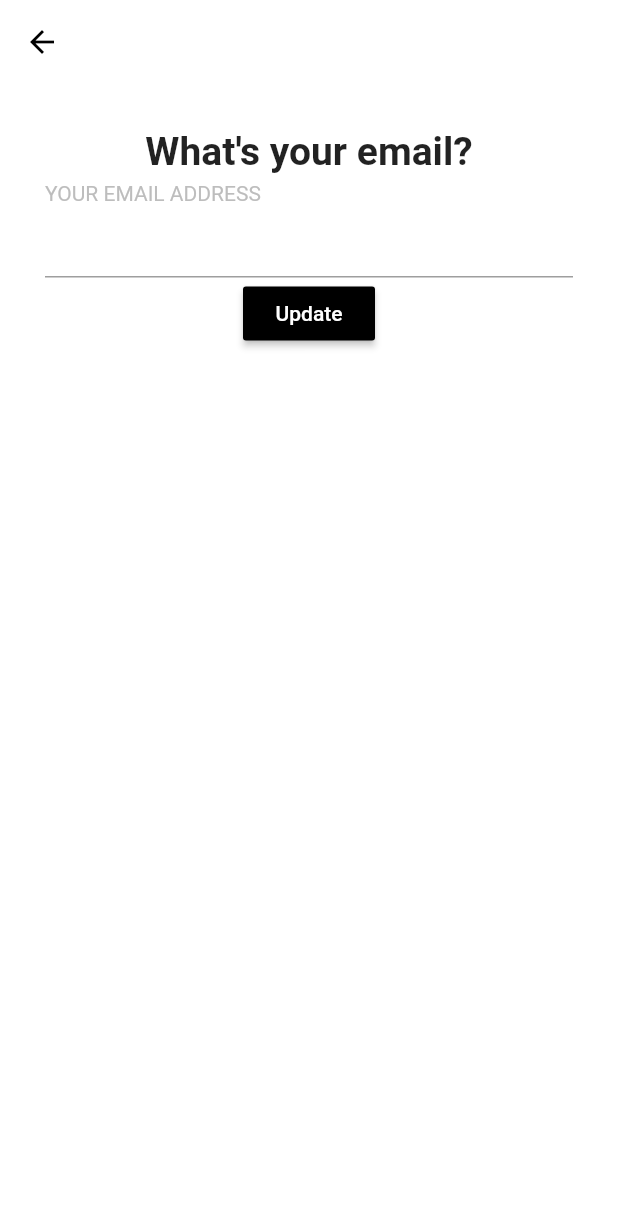
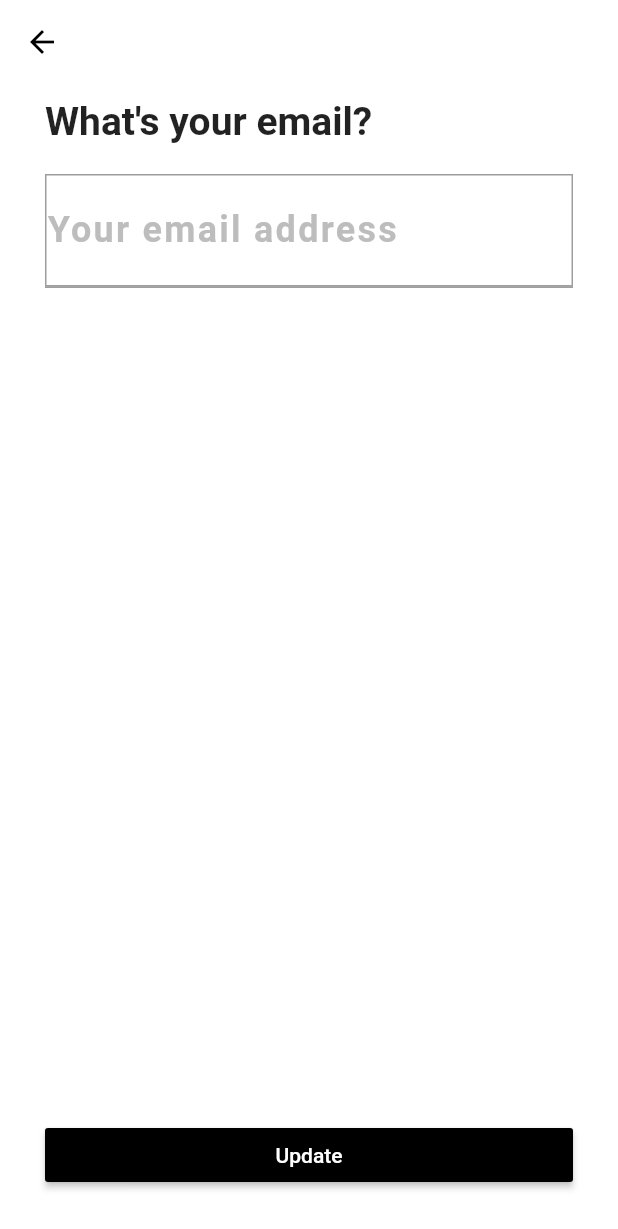
Before and after one commit to tylerwools79/agMobileApp, a Flutter app: the screen it shows after launch, after a tap on "NAME", after a tap on "PHONE NUMBER", after a tap on "EMAIL", on a phone screen of 412 x 824 dp. Shown: the top 1229 px of the screen. Run offline on Flutter 3.47's test engine with Material 2 defaults, Android fonts, the phone set to English and light mode, and no system bars.

Commit message:
Fixed the textfields and removed redundant widgets. Going to make it so that it doesn't clear the fields every time next and then move on to deployment

```diff
--- a/lib/main.dart
+++ b/lib/main.dart
@@ -8,10 +8,10 @@ import 'package:ag_coding_project/pages/edit_picture.dart';
 
 
 void main() =>  runApp(MaterialApp(
-  initialRoute: '/home',
+  //initialRoute: '/home',
   routes: {
     '/': (context)=> Home(),
-    '/home':(context)=> Home(),
+    //'/home':(context)=> Home(),
     '/name': (context)=> EditName(),
     '/phone': (context)=> EditPhone(),
     '/email': (context)=> EditEmail(),
@@ -102,7 +102,6 @@ class _HomeState extends State<Home> {
                       Navigator.pushNamed(context,'/picture');
                       setState((){ //this does not work yet!
                         profilePicPath='assets/default.jpg';
-                        print('Change profile pic');
                       });
                     },
                     child: new Stack(
@@ -148,7 +147,7 @@ class _HomeState extends State<Home> {
                               letterSpacing: 0.5,
                             ),
                             ),
-                            //SizedBox(height:5.0),
+                            SizedBox(height:5.0),
                             Text('$fullName',
                             style: TextStyle(
                               color: Colors.black,
@@ -157,7 +156,7 @@ class _HomeState extends State<Home> {
                               letterSpacing: 0.5,
                             )
                             ),
-                            Divider(height: 10),
+                            Divider(height: 5),
                           ],
                         ),
                       Icon(
@@ -186,7 +185,7 @@ class _HomeState extends State<Home> {
                                   letterSpacing: 0.5,
                                 ),
                               ),
-                              //SizedBox(height:5.0),
+                              SizedBox(height:5.0),
                               Text('$phoneNumber',
                                   style: TextStyle(
                                     color: Colors.black,
@@ -195,7 +194,7 @@ class _HomeState extends State<Home> {
                                     letterSpacing: 0.5,
                                   )
                               ),
-                              Divider(height: 10),
+                              Divider(height: 5),
                             ],
                           ),
 
@@ -225,7 +224,7 @@ class _HomeState extends State<Home> {
                                   letterSpacing: 0.5,
                                 ),
                               ),
-                              //SizedBox(height:5.0),
+                              SizedBox(height:5.0),
                               Text('$eMail',
                                   style: TextStyle(
                                     color: Colors.black,
@@ -234,7 +233,7 @@ class _HomeState extends State<Home> {
                                     letterSpacing: 0.5,
                                   )
                               ),
-                              Divider(height: 10),
+                              Divider(height: 5),
                             ],
                           ),
 
@@ -265,7 +264,7 @@ class _HomeState extends State<Home> {
                                 letterSpacing: 0.5,
                               ),
                             ),
-                           // SizedBox(height:5.0),
+                            SizedBox(height:5.0),
                             Text('$aboutMe',
                                   maxLines: 5,
                                   overflow: TextOverflow.ellipsis,
@@ -278,7 +277,7 @@ class _HomeState extends State<Home> {
                                   )
                               ),
 
-                            Divider(height: 10),
+                            Divider(height: 5),
                           ],
                         ),
                       ),
--- a/lib/pages/edit_about.dart
+++ b/lib/pages/edit_about.dart
@@ -24,9 +24,10 @@ class _EditAboutState extends State<EditAbout> {
           elevation: 0,
         ),
         body: Padding(
-          padding: EdgeInsets.all(30),
+          padding: EdgeInsets.fromLTRB(30,10,30,30),
           child: Column(
             mainAxisAlignment: MainAxisAlignment.start,
+            crossAxisAlignment: CrossAxisAlignment.stretch,
             children: <Widget>[
               Text('What type of passenger are you?',
                 style: TextStyle(
@@ -35,7 +36,9 @@ class _EditAboutState extends State<EditAbout> {
                 ),
               ),
               SizedBox(height: 5,),
-              TextField(
+              Container(
+                decoration: BoxDecoration(border: Border.all(color: Colors.grey)),
+                child: TextField(
                     maxLines: 5,
                     controller: myController,
                     decoration: InputDecoration(
@@ -43,9 +46,12 @@ class _EditAboutState extends State<EditAbout> {
                     ),
                     style: TextStyle(
                       letterSpacing: 1.5,
+                      fontSize: 16,
                       fontWeight: FontWeight.bold,
                     ),
                 ),
+              ),
+              Expanded(child: SizedBox(height: 5,)),
               RaisedButton(
                 onPressed: (){_sendDataBack(context);},
                 color: Colors.black,
--- a/lib/pages/edit_email.dart
+++ b/lib/pages/edit_email.dart
@@ -24,8 +24,9 @@ class _EditEmailState extends State<EditEmail> {
           elevation: 0,
         ),
         body: Padding(
-          padding: EdgeInsets.all(30),
+          padding: EdgeInsets.fromLTRB(30,10,30,30),
           child: Column(
+            crossAxisAlignment: CrossAxisAlignment.stretch,
             mainAxisAlignment: MainAxisAlignment.start,
             children: <Widget>[
               Text('What\'s your email?',
@@ -34,24 +35,24 @@ class _EditEmailState extends State<EditEmail> {
                   fontSize: 26,
                 ),
               ),
-              SizedBox(height: 5,),
-              Column(
-                crossAxisAlignment: CrossAxisAlignment.start,
-                children: <Widget>[
-                  Text('YOUR EMAIL ADDRESS',
-                    style: TextStyle(
-                      color: Colors.grey[400],
-                    ),
+              SizedBox(height: 20,),
+              Container(
+                decoration: BoxDecoration(border: Border.all(color: Colors.grey)),
+                child: TextField(
+                  decoration: InputDecoration(
+                    labelText: 'Your email address',
+                    labelStyle: TextStyle(color: Colors.grey[400]),
                   ),
-                  TextField(
-
-                    controller: myController,
-                    style: TextStyle(
-                      letterSpacing: 1.5,
-                      fontWeight: FontWeight.bold,
-                    ),
+                  controller: myController,
+                  style: TextStyle(
+                    letterSpacing: 1.5,
+                    fontSize: 24,
+                    fontWeight: FontWeight.bold,
                   ),
-                ],
+                ),
+              ),
+              Expanded(
+                child: SizedBox(height:5),
               ),
               RaisedButton(
                 onPressed: (){_sendDataBack(context);},
--- a/lib/pages/edit_name.dart
+++ b/lib/pages/edit_name.dart
@@ -29,35 +29,36 @@ class _EditNameState extends State<EditName> {
         elevation: 0,
       ),
       body: Padding(
-        padding: EdgeInsets.all(30),
-
+        padding: EdgeInsets.fromLTRB(30,10,30,30),
           child: Column(
             mainAxisAlignment: MainAxisAlignment.start,
+            crossAxisAlignment: CrossAxisAlignment.stretch,
             children: <Widget>[
-              Text('What\'s your name?',
+              Padding(
+                padding: const EdgeInsets.fromLTRB(0,0,0,15),
+                child: Text('What\'s your name?',
                     style: TextStyle(
                       fontWeight: FontWeight.bold,
                       fontSize: 26,
                     ),
                   ),
-              SizedBox(height: 5,),
-              Expanded(
-                child: Row(
+              ),
+              SizedBox(height: 20,),
+              Row(
                   mainAxisAlignment: MainAxisAlignment.spaceBetween,
                   children: <Widget>[
                     Expanded(
-                      child: Column(
-                        crossAxisAlignment: CrossAxisAlignment.start,
-                        children: <Widget>[
-                          Text('First Name',
-                            style: TextStyle(
+                      child: Container(
+                        decoration: BoxDecoration(border: Border.all(color: Colors.grey)),
+                        child: TextField(
+                          decoration: InputDecoration(
+                            labelText: 'First Name',
+                            //border: OutlineInputBorder(borderSide: BorderSide(color: Colors.grey[300], width: 2,)),
+                            labelStyle: TextStyle(
                               color: Colors.grey[400],
-
                             ),
+                            contentPadding: EdgeInsets.all(8),
                           ),
-                          Expanded(
-                            //padding: const EdgeInsets.all(10),
-                            child: TextField(
                           controller: myController1,
                           style: TextStyle(
                             fontSize: 24,
@@ -66,22 +67,17 @@ class _EditNameState extends State<EditName> {
                           ),
                         ),
                       ),
-                        ],
                     ),
+                    SizedBox(width: 5),
+                    Expanded(
+                      child: Container(
+                        decoration: BoxDecoration(border: Border.all(color: Colors.grey)),
+                        child:  TextField(
+                          decoration: InputDecoration(
+                            labelText: 'Last Name',
+                            labelStyle: TextStyle(color: Colors.grey[400]),
+                            contentPadding: EdgeInsets.all(8),
                           ),
-                    Expanded(
-                      child: Column(
-                        crossAxisAlignment: CrossAxisAlignment.start,
-                        children: <Widget>[
-                          Text('Last Name',
-                            style: TextStyle(
-                              color: Colors.grey[400],
-
-                            ),
-                          ),
-                          Expanded(
-                            //padding: const EdgeInsets.all(10),
-                            child: TextField(
                           controller: myController2,
                           style: TextStyle(
                             fontSize: 24,
@@ -90,13 +86,12 @@ class _EditNameState extends State<EditName> {
                           ),
                         ),
                       ),
-                        ],
-                      ),
                     ),
                   ],
                 ),
+                Expanded(
+                  child: SizedBox(height: 20,)
                 ),
-
                 RaisedButton(
                   onPressed: (){
                     _sendDataBack(context);
@@ -105,7 +100,6 @@ class _EditNameState extends State<EditName> {
                     child: Text('Update',
                     style: TextStyle(color: Colors.white,),),
                   ),
-
             ],
           ),
       )
--- a/lib/pages/edit_phone.dart
+++ b/lib/pages/edit_phone.dart
@@ -24,8 +24,9 @@ class _EditPhoneState extends State<EditPhone> {
           elevation: 0,
         ),
         body: Padding(
-          padding: EdgeInsets.all(30),
+          padding: EdgeInsets.fromLTRB(30,10,30,30),
           child: Column(
+            crossAxisAlignment: CrossAxisAlignment.stretch,
             mainAxisAlignment: MainAxisAlignment.start,
             children: <Widget>[
               Text('What\'s your phone number?',
@@ -34,17 +35,14 @@ class _EditPhoneState extends State<EditPhone> {
                   fontSize: 26,
                 ),
               ),
-              SizedBox(height: 5,),
-              Expanded(
-                child: Column(
-                  crossAxisAlignment: CrossAxisAlignment.start,
-                  children: <Widget>[
-                    Text('YOUR PHONE NUMBER',
-                      style: TextStyle(
-                        color: Colors.grey[400],
+              SizedBox(height: 20,),
+              Container(
+                decoration: BoxDecoration(border: Border.all(color: Colors.grey)),
+                child: TextField(
+                  decoration: InputDecoration(
+                    labelText: 'Your phone number',
+                    labelStyle: TextStyle(color: Colors.grey[400]),
                   ),
-                    ),
-                    TextField(
                   controller: myController,
                   style: TextStyle(
                     letterSpacing: 1.5,
@@ -52,12 +50,12 @@ class _EditPhoneState extends State<EditPhone> {
                     fontWeight: FontWeight.bold,
                   ),
                 ),
-                  ],
               ),
-              ),
+              Expanded(child: SizedBox(height:20,)),
               RaisedButton(
                 onPressed: (){_sendDataBack(context);},
                 color: Colors.black,
+
                 child: Text('Update',
                   style: TextStyle(color: Colors.white,),),
               ),
--- a/lib/pages/edit_picture.dart
+++ b/lib/pages/edit_picture.dart
@@ -20,9 +20,11 @@ class _EditPicState extends State<EditPic> {
           elevation: 0,
         ),
         body: Padding(
-          padding: EdgeInsets.all(30),
+          padding: EdgeInsets.fromLTRB(30,10,30,30),
           child: Column(
             mainAxisAlignment: MainAxisAlignment.start,
+            crossAxisAlignment: CrossAxisAlignment.stretch,
+
             children: <Widget>[
               Text('Upload a photo of yourself:',
                 style: TextStyle(
```
Lines whose indentation alone changed are shown as unchanged.
